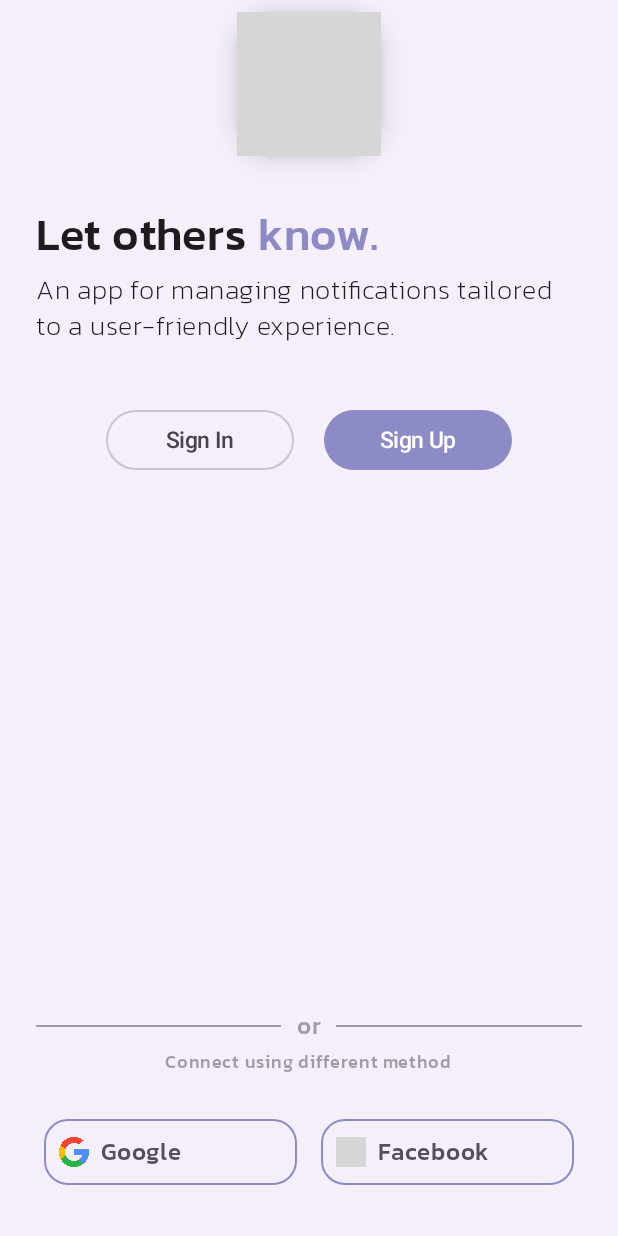
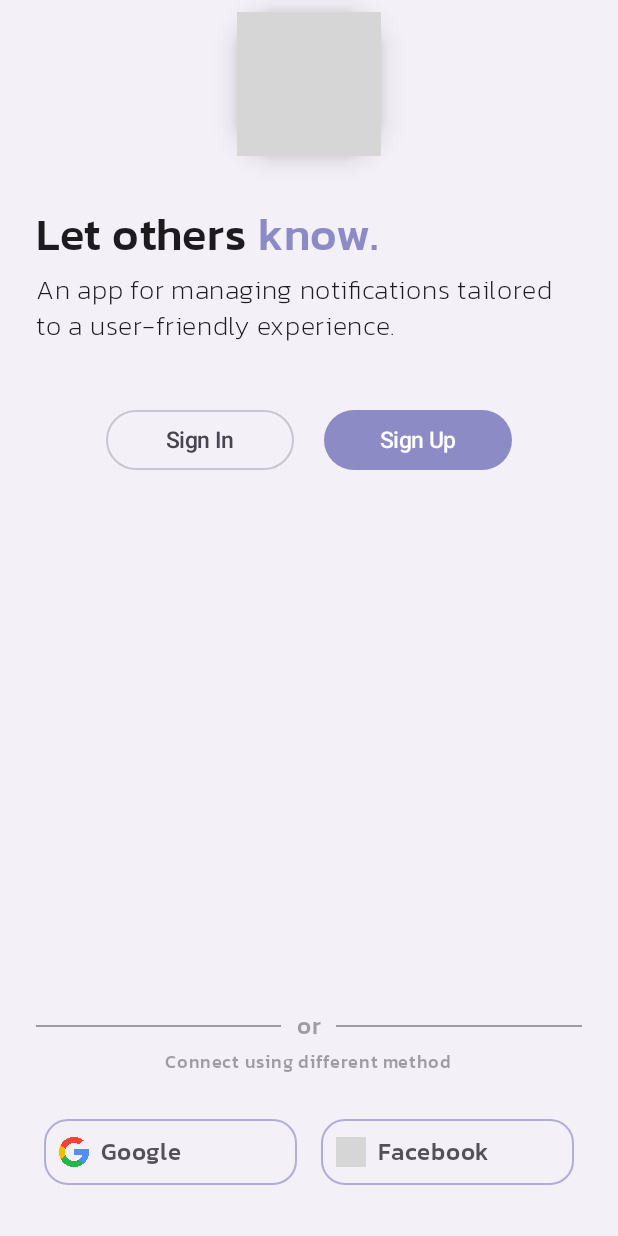
Before and after one commit to Sk-Sahil-Islam/Notice-app, an Android app built with Jetpack Compose: the screen it shows after launch (MainActivity), on a phone screen of 412 x 824 dp. Run offline under Robolectric (Android 15) with nearby library versions, the phone set to English and light mode, and no system bars; our stand-ins replace Dagger/Hilt's generated code, Firebase (no records; nobody signed in at launch, a user with empty details on screens opened directly); 2 statements that could not run were skipped; grey boxes are pictures that could not be loaded.

Commit message:
minor ui changes

```diff
--- a/app/src/main/java/com/example/noticeapp2/presentation/connect_screen/ConnectScreen.kt
+++ b/app/src/main/java/com/example/noticeapp2/presentation/connect_screen/ConnectScreen.kt
@@ -255,7 +255,7 @@ fun GoogleConnectOption(
             onSignInByGoogleClick.invoke()
         },
         modifier = modifier,
-        border = BorderStroke(width = 1.dp, color = MaterialTheme.colorScheme.primary),
+        border = BorderStroke(width = 1.dp, color = MaterialTheme.colorScheme.primary.copy(alpha = 0.65f)),
         shape = RoundedCornerShape(16.dp),
         colors = CardDefaults.cardColors(Color.Transparent)
     ) {
@@ -289,7 +289,7 @@ fun FacebookConnectOption(
 
         },
         modifier = modifier,
-        border = BorderStroke(width = 1.dp, color = MaterialTheme.colorScheme.primary),
+        border = BorderStroke(width = 1.dp, color = MaterialTheme.colorScheme.primary.copy(alpha = 0.65f)),
         shape = RoundedCornerShape(16.dp),
         colors = CardDefaults.cardColors(Color.Transparent),
     ) {
--- a/app/src/main/java/com/example/noticeapp2/presentation/signin_screen/SignInScreen.kt
+++ b/app/src/main/java/com/example/noticeapp2/presentation/signin_screen/SignInScreen.kt
@@ -120,6 +120,7 @@ fun SignInScreen(
             label = { Text(text = "Email") },
             leadingIcon = { Icon(imageVector = Icons.Outlined.Email, contentDescription = "email") },
             maxLines = 1,
+            singleLine = true,
             supportingText = {
                 if (!signInViewModel.signInUiState.value.emailError)
                     Text(text = "Invalid email address.", color = MaterialTheme.colorScheme.error)
@@ -141,6 +142,7 @@ fun SignInScreen(
             label = { Text(text = "Password") },
             leadingIcon = { Icon(imageVector = Icons.Outlined.Lock, contentDescription = "password") },
             maxLines = 1,
+            singleLine = true,
             supportingText = {
                 if (!signInViewModel.signInUiState.value.passwordError)
                     Text(text = "Minimum 6 characters.", color = MaterialTheme.colorScheme.error)
--- a/app/src/main/java/com/example/noticeapp2/ui/theme/Color.kt
+++ b/app/src/main/java/com/example/noticeapp2/ui/theme/Color.kt
@@ -13,7 +13,7 @@ val Pink40 = Color(0xFF7D5260)
 val LinkColorLight = Color(0xFF00D8FF)
 val LinkColorDark = Color(0xFF0098E9)
 
-val BackgroundLight = Color(0x37E0C5FA)
+val BackgroundLight = Color(0xFFF4F0F8)
 val BackgroundDark = Color(0xFF17131B)
 
 val PrimaryColorDark = Color(0xFFA2ABEB)
```
